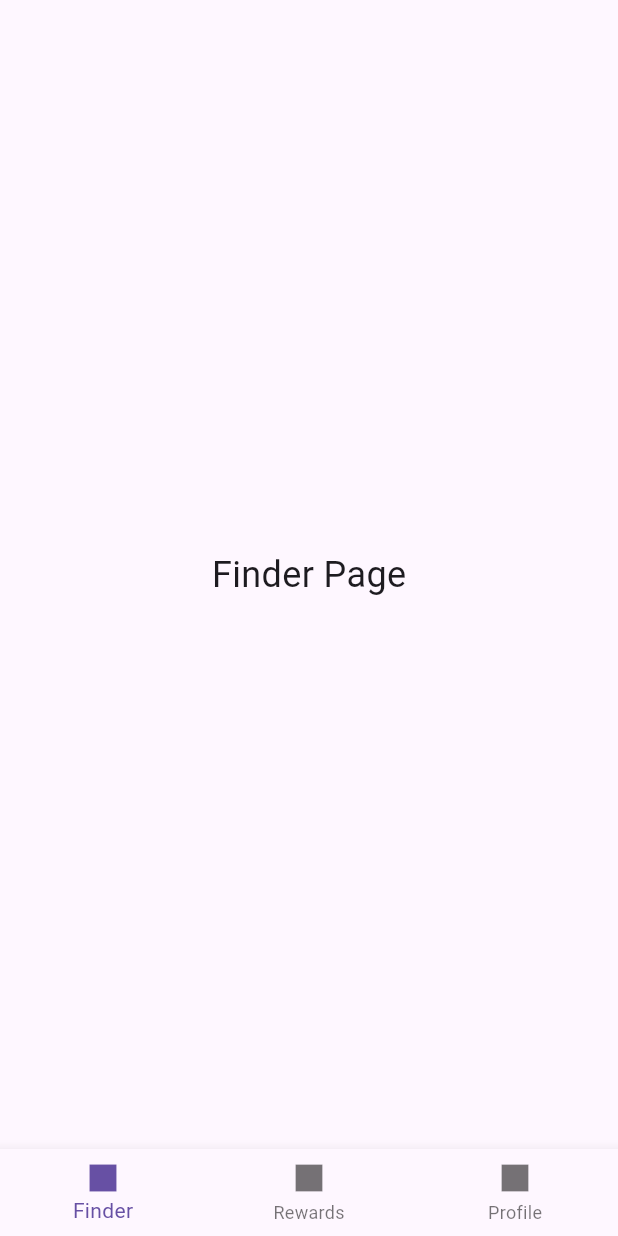
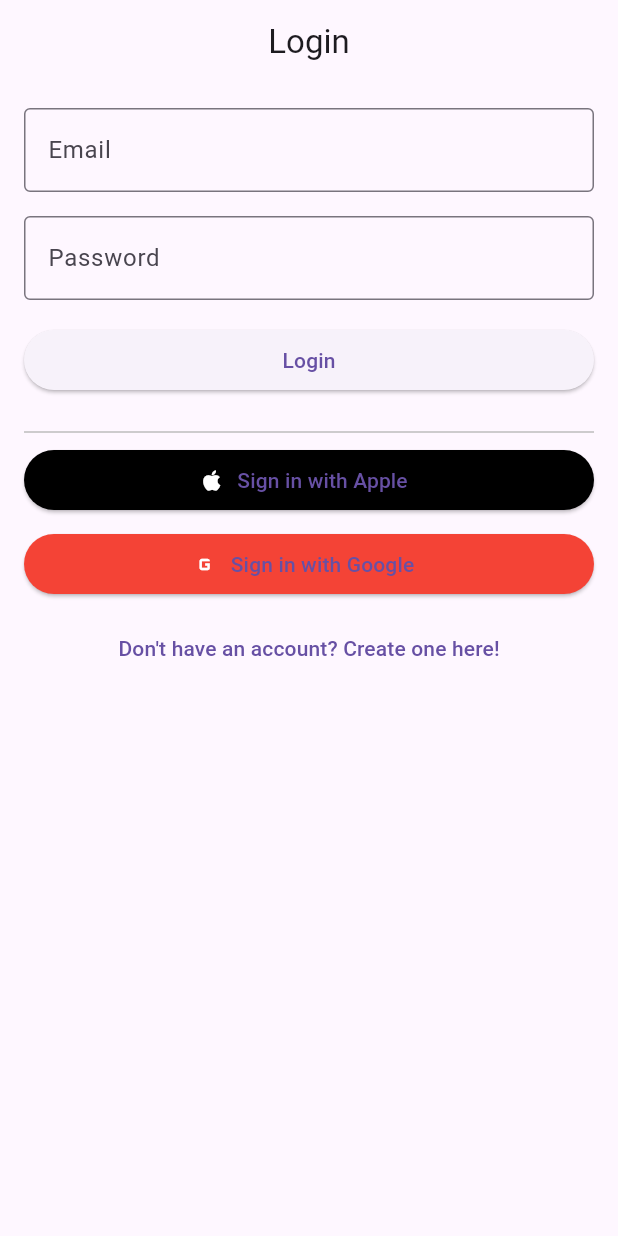
Before and after one commit to SeguraDevinn/flushFinders, a Flutter app: the screen it shows after launch, on a phone screen of 412 x 824 dp. Run offline on Flutter 3.47's test engine with Material 3 defaults, Android fonts, the phone set to English and light mode, and no system bars; our stand-ins replace firebase_auth, firebase_core; accounts and stored records are empty; generated files the repository leaves out were written again.

Commit message:
User can now register for an account and then login using the login screen

```diff
--- /dev/null
+++ b/lib/auth_services/auth_services.dart
@@ -0,0 +1,36 @@
+import 'package:firebase_auth/firebase_auth.dart';
+
+class AuthService {
+
+  Future<void> signup({
+    required String email,
+    required String password
+}) {
+
+    try {
+      await FirebaseAuth.instance.createUserWithEmailAndPassword(
+        email: email,
+        password: password
+      );
+
+    } on FirebaseAuthException catch(e) {
+      String message = '';
+      if (e.code == 'weak-password') {
+        message = 'The password provided is too weak.';
+      } else if (e.code == 'email-already-in-use') {
+        message = 'An Account already exists with that email.';
+      }
+      Fluttertoast.showToast (
+        msg: message,
+        toastLength: Toast.LENGTH_LONG,
+        gravity: ToastGravity.SNACKBAR,
+        backgroundColor: Colors.black54,
+        textColor: Colors.white,
+        fontSize: 14.0,
+      );
+    }
+    catch(e) {
+
+    }
+  }
+}
--- /dev/null
+++ b/lib/login_screen.dart
@@ -0,0 +1,188 @@
+import 'package:flutter/material.dart';
+import 'package:firebase_auth/firebase_auth.dart';
+import 'registration_page.dart';
+import 'home_screen.dart';
+
+
+class LoginPage extends StatefulWidget {
+  const LoginPage({super.key});
+
+  @override
+   _LoginPageState createState() => _LoginPageState();
+}
+
+class _LoginPageState extends State<LoginPage> {
+  final _formKey = GlobalKey<FormState>();
+  final TextEditingController _emailController = TextEditingController();
+  final TextEditingController _passwordController = TextEditingController();
+
+  //firebase auth instance initialization
+  final FirebaseAuth _auth = FirebaseAuth.instance;
+
+
+  //Login Function
+  Future<void> _login() async {
+    if (_formKey.currentState!.validate()) {
+      try {
+        await _auth.signInWithEmailAndPassword(
+          email: _emailController.text.trim(),
+          password: _passwordController.text.trim(),
+        );
+        ScaffoldMessenger.of(context).showSnackBar(
+          SnackBar(content: Text('Login successful!')),
+        );
+        Navigator.pushReplacement(
+          context,
+          MaterialPageRoute(builder: (context) => HomeScreen())
+        );
+      } on FirebaseAuthException catch (e) {
+        String message;
+        // Error handling
+        switch (e.code) {
+          case 'invalid-email':
+            message = 'The email address is not valid.';
+            break;
+          case 'user-disabled':
+            message = 'This user account has been disabled.';
+            break;
+          case 'user-not-found':
+            message = 'No user found with this email.';
+            break;
+          case 'wrong-password':
+            message = 'Incorrect password. Please try again.';
+            break;
+          case 'weak-password':
+            message = 'The password provided is too weak.';
+            break;
+          case 'email-already-in-use':
+            message = 'An account already exists with this email.';
+            break;
+          default:
+            message = 'An unknown error occurred. Please try again.';
+        }
+
+        // Show a SnackBar with the custom error message
+        ScaffoldMessenger.of(context).showSnackBar(
+          SnackBar(
+            content: Text(message),
+            backgroundColor: Colors.black54,
+          ),
+        );
+      } catch (e) {
+        // Handle any other errors that might occur
+        ScaffoldMessenger.of(context).showSnackBar(
+          SnackBar(
+            content: Text('An unexpected error occurred. Please try again.'),
+            backgroundColor: Colors.black54,
+          ),
+        );
+      }
+    }
+  }
+
+
+
+  @override
+  Widget build(BuildContext context) {
+    return Scaffold(
+      appBar: AppBar(
+        title: Text('Login'),
+        centerTitle: true,
+      ),
+      body: Padding(
+        padding: const EdgeInsets.all(16.0),
+        child: Form(
+          key: _formKey,
+          child: Column(
+            crossAxisAlignment: CrossAxisAlignment.stretch,
+            children: [
+              // Email Field
+              TextFormField(
+                controller: _emailController,
+                decoration: InputDecoration(
+                  labelText: 'Email',
+                  border: OutlineInputBorder(),
+                ),
+                keyboardType: TextInputType.emailAddress,
+                validator: (value) {
+                  if (value == null || value.isEmpty) {
+                    return 'Email is required';
+                  } else if (!RegExp(r'^[^@]+@[^@]+\.[^@]+').hasMatch(value)) {
+                    return 'Enter a valid email address';
+                  }
+                  return null;
+                },
+              ),
+              SizedBox(height: 16.0),
+
+              // Password Field
+              TextFormField(
+                controller: _passwordController,
+                decoration: InputDecoration(
+                  labelText: 'Password',
+                  border: OutlineInputBorder(),
+                ),
+                obscureText: true,
+                validator: (password) {
+                  if (password == null || password.isEmpty) {
+                    return 'Password is required';
+                  } else if (password.length < 8) {
+                    return "Password must be at least 8 characters long.";
+                  }
+                  return null;
+                },
+              ),
+              SizedBox(height: 16.0),
+
+              // Login Button
+              ElevatedButton(
+                  onPressed: _login,
+                  child: Text('Login'),
+              ),
+
+              SizedBox(height: 16.0),
+
+              // Divider
+              Divider(thickness: 1, color: Colors.grey[400]),
+
+              // Apple sign in Placeholder
+              ElevatedButton.icon(
+                onPressed: () {
+                  // TODO: Implement Sign in with Apple
+                },
+                icon: Icon(Icons.apple, color: Colors.white),
+                label: Text('Sign in with Apple'),
+                style: ElevatedButton.styleFrom(
+                  backgroundColor: Colors.black,
+                ),
+              ),
+              SizedBox(height: 8.0),
+
+              // Google sign in Placeholder
+              ElevatedButton.icon(
+                onPressed: () {
+                  // TODO: Implement Sign in with Google
+                },
+                icon: Icon(Icons.g_mobiledata, color: Colors.white),
+                label: Text('Sign in with Google'),
+                style: ElevatedButton.styleFrom(
+                  backgroundColor: Colors.red,
+                ),
+              ),
+              SizedBox(height: 8),
+              TextButton(
+                onPressed:() {
+                  Navigator.push(
+                    context,
+                    MaterialPageRoute(builder: (context) => RegistrationPage()),
+                  );
+                },
+                child: Text("Don't have an account? Create one here!"),
+              ),
+            ],
+          ),
+        ),
+      ),
+    );
+  }
+}
--- a/lib/main.dart
+++ b/lib/main.dart
@@ -1,5 +1,5 @@
 import 'package:flutter/material.dart';
-import 'home_screen.dart';
+import 'login_screen.dart';
 import 'package:firebase_core/firebase_core.dart';
 import 'firebase_options.dart';
 
@@ -8,16 +8,18 @@ void main() async {
   await Firebase.initializeApp(
     options: DefaultFirebaseOptions.currentPlatform, // Initialize Firebase with options
   );
-  runApp(MyApp());
+  runApp(const MyApp());
 }
 
 class MyApp extends StatelessWidget {
+  const MyApp({super.key});
+
   @override
   Widget build(BuildContext context) {
-    return MaterialApp(
+    return const MaterialApp(
       debugShowCheckedModeBanner: false,
       title: 'Flutter Firebase App',
-      home: HomeScreen(),
+      home: LoginPage(),
     );
   }
 }
--- a/pubspec.yaml
+++ b/pubspec.yaml
@@ -32,10 +32,12 @@ dependencies:
     sdk: flutter
 
 
+
   # The following adds the Cupertino Icons font to your application.
   # Use with the CupertinoIcons class for iOS style icons.
   cupertino_icons: ^1.0.6
   firebase_core: ^3.8.0
+  firebase_auth: ^5.3.3
 
 dev_dependencies:
   flutter_test:
@@ -46,7 +48,7 @@ dev_dependencies:
   # activated in the `analysis_options.yaml` file located at the root of your
   # package. See that file for information about deactivating specific lint
   # rules and activating additional ones.
-  flutter_lints: ^3.0.0
+  flutter_lints: ^5.0.0
 
 # For information on the generic Dart part of this file, see the
 # following page: https://dart.dev/tools/pub/pubspec
```
Also changed, not shown: lib/registration_page.dart (added, +103 -0 lines), pubspec.lock, 1 other file.
